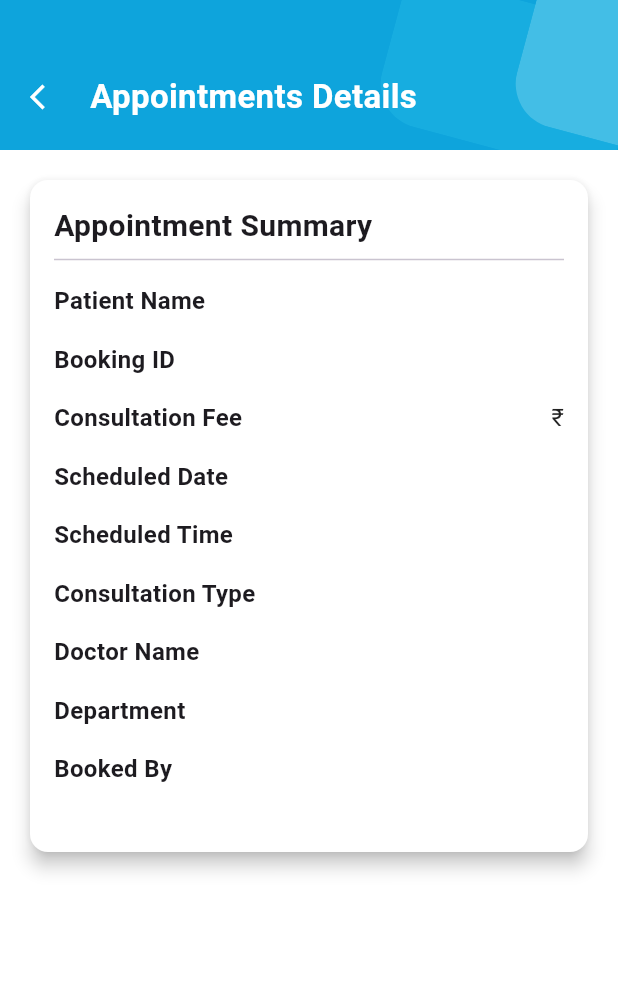
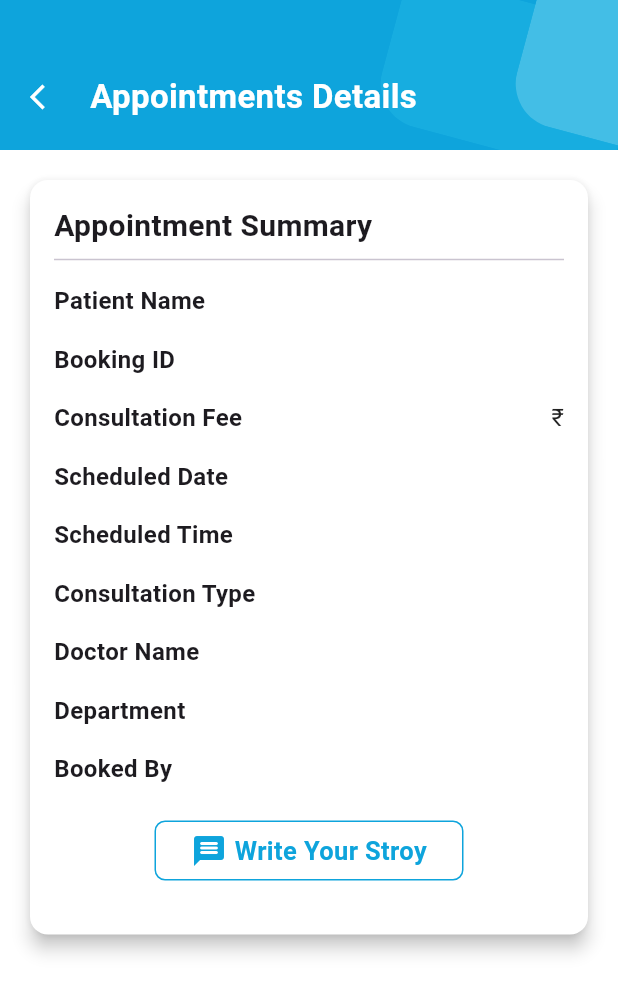
Before and after one commit to majid516/docsphere, a Flutter app: the ConsultationDetailsScreen screen opened directly with empty values, on a phone screen of 412 x 824 dp. Shown: the top 993 px of the screen. Run offline on Flutter 3.47's test engine with Material 3 defaults, Android fonts, the phone set to English and light mode, and no system bars; our stand-ins replace bloc, cloud_firestore, file_picker, firebase_auth, firebase_core, firebase_messaging and 9 more; missing offline and left inert: razorpay_flutter; accounts and stored records are empty.

Commit message:
after completing patient stories

```diff
--- a/lib/features/consultations/view/screens/consultation_details_screen.dart
+++ b/lib/features/consultations/view/screens/consultation_details_screen.dart
@@ -1,16 +1,19 @@
 import 'package:docshpere/core/components/custom_app_bar.dart';
 import 'package:docshpere/core/constants/app_theme/app_theme.dart';
 import 'package:docshpere/core/constants/spaces/space.dart';
+import 'package:docshpere/core/constants/text_styles/common_styles.dart';
 import 'package:docshpere/core/utils/screen_size/screen_size.dart';
 import 'package:docshpere/features/consultations/model/consultation_model.dart';
 import 'package:docshpere/features/consultations/view/widgets/consultation_details_row.dart';
+import 'package:docshpere/features/consultations/view/widgets/patient_stories_box.dart';
 import 'package:flutter/material.dart';
 import 'package:go_router/go_router.dart';
 
 class ConsultationDetailsScreen extends StatelessWidget {
   final ConsultationModel session;
 
-  const ConsultationDetailsScreen({super.key, required this.session});
+  ConsultationDetailsScreen({super.key, required this.session});
+  final TextEditingController storyController = TextEditingController();
 
   @override
   Widget build(BuildContext context) {
@@ -28,8 +31,8 @@
             padding: const EdgeInsets.all(16.0),
             child: Card(
               color: MyColors.whiteColor,
-              shape:
-                  RoundedRectangleBorder(borderRadius: BorderRadius.circular(12)),
+              shape: RoundedRectangleBorder(
+                  borderRadius: BorderRadius.circular(12)),
               elevation: 5,
               child: Padding(
                 padding: const EdgeInsets.all(16.0),
@@ -38,21 +41,20 @@
                   children: [
                     const Text(
                       "Appointment Summary",
-                      style: TextStyle(fontSize: 20, fontWeight: FontWeight.bold),
+                      style:
+                          TextStyle(fontSize: 20, fontWeight: FontWeight.bold),
                     ),
                     const Divider(),
                     ConsultationDetailsRow(
-                        title: "Patient Name",
-                        value:session.patientName),
+                        title: "Patient Name", value: session.patientName),
                     ConsultationDetailsRow(
                         title: "Booking ID", value: session.bookingId),
                     ConsultationDetailsRow(
-                        title: "Consultation Fee",
-                        value: "₹${session.fees}"),
+                        title: "Consultation Fee", value: "₹${session.fees}"),
                     ConsultationDetailsRow(
                         title: "Scheduled Date", value: session.slotDate),
                     ConsultationDetailsRow(
-                        title: "Scheduled Time", value:session.slotTime),
+                        title: "Scheduled Time", value: session.slotTime),
                     ConsultationDetailsRow(
                         title: "Consultation Type", value: session.type),
                     ConsultationDetailsRow(
@@ -61,28 +63,42 @@
                         title: "Department", value: session.doctorCategory),
                     ConsultationDetailsRow(
                         title: "Booked By", value: session.bookedDate),
-                    if (session.type == 'Online')
-                      GestureDetector(
-                        onTap: () {},
-                        child: Padding(
-                          padding: const EdgeInsets.symmetric(vertical: 8.0),
+                    Space.hSpace15,
+                    Row(
+                      mainAxisAlignment: MainAxisAlignment.center,
+                      children: [
+                        InkWell(
+                          onTap: () {
+                            showStoryDialog(
+                                context, storyController, session.uid);
+                          },
+                          child: Container(
+                            width: ScreenSize.width * 0.5,
+                            height: 40,
+                            decoration: BoxDecoration(
+                                color: MyColors.whiteColor,
+                                border:
+                                    Border.all(color: MyColors.primaryColor),
+                                borderRadius: BorderRadius.circular(7)),
                             child: Row(
+                              mainAxisAlignment: MainAxisAlignment.center,
                               children: [
-                              Icon(Icons.video_call, color: Colors.blue.shade700),
-                              const SizedBox(width: 8),
+                                Icon(
+                                  Icons.message_rounded,
+                                  color: MyColors.primaryColor,
+                                ),
+                                Space.wSpace5,
                                 Text(
-                                "Join Video Call",
-                                style: TextStyle(
-                                  color: Colors.blue.shade700,
-                                  fontWeight: FontWeight.bold,
-                                ),
+                                  'Write Your Stroy',
+                                  style: CommonStyles.commonButtonBlueTextStyle,
                                 ),
                               ],
                             ),
                           ),
                         ),
+                      ],
+                    ),
                     Space.hSpace20
-
                   ],
                 ),
               ),
--- a/lib/features/doctor/view/widgets/doctor_text_styles.dart
+++ b/lib/features/doctor/view/widgets/doctor_text_styles.dart
@@ -3,7 +3,8 @@
 import 'package:flutter/material.dart';
 
 class DoctorScreenStyles {
-      static const  TextStyle storiesTitle = TextStyle(fontSize: 20,color: MyColors.blackColor,fontWeight: FontWeight.w700);
+      static const  TextStyle storiesTitle = TextStyle(fontSize: 17,color: MyColors.blackColor,fontWeight: FontWeight.w600);
+      static const  TextStyle storiesStyle = TextStyle(fontSize: 17,color: MyColors.blackColor,fontWeight: FontWeight.w400);
       static const  TextStyle titleStyle = TextStyle(fontSize: 19,color: MyColors.blackColor,fontWeight: FontWeight.w700);
       static const  TextStyle medium = TextStyle(fontSize: 18,color: MyColors.blackColor,fontWeight: FontWeight.w500);
 
--- /dev/null
+++ b/lib/features/patient_stories/view_model/patient_stories/patient_stories_event.dart
@@ -0,0 +1,7 @@
+part of 'patient_stories_bloc.dart';
+
+@freezed
+class PatientStoriesEvent with _$PatientStoriesEvent {
+  const factory PatientStoriesEvent.addPatientStories({required String doctorId,required PatientStoriesModel story}) = _AddPatientStories;
+  const factory PatientStoriesEvent.fetchAllPatientStories({required String doctorId,}) = _FetchAllPatientStories;
+}
--- /dev/null
+++ b/lib/features/patient_stories/view_model/patient_stories/patient_stories_state.dart
@@ -0,0 +1,9 @@
+part of 'patient_stories_bloc.dart';
+
+@freezed
+class PatientStoriesState with _$PatientStoriesState {
+  const factory PatientStoriesState.initiaState() = _InitialState;
+  const factory PatientStoriesState.loadingState() = _LoadingState;
+  const factory PatientStoriesState.storiesLoadedState(List<PatientStoriesModel> stories) = _StoriesLoadedState;
+  const factory PatientStoriesState.errorState() = _ErrorState;
+}
--- a/lib/main.dart
+++ b/lib/main.dart
@@ -16,6 +16,7 @@
 import 'package:docshpere/features/medical_records/view_model/medical_records/medical_records_bloc.dart';
 import 'package:docshpere/features/my_doctors/view_model/bloc/my_doctors_bloc/my_doctor_bloc.dart';
 import 'package:docshpere/features/notifications/services/notification_services.dart';
+import 'package:docshpere/features/patient_stories/view_model/patient_stories/patient_stories_bloc.dart';
 import 'package:docshpere/features/payment/view_model/bloc/payment_bloc.dart';
 import 'package:docshpere/features/search/view_model/bloc/category/category_bloc.dart';
 import 'package:docshpere/features/search/view_model/cubit/cubit/search_category_cubit.dart';
@@ -62,6 +63,7 @@
         BlocProvider(create: (context) => ConsultationBloc()),
         BlocProvider(create: (context) => PaymentBloc()),
         BlocProvider(create: (context) => ChatPartnersBloc()),
+        BlocProvider(create: (context) => PatientStoriesBloc()),
       ],
       child: MaterialApp.router(
         debugShowCheckedModeBanner: false,
```
Also changed, not shown: lib/features/consultations/view/widgets/patient_stories_box.dart (added, +114 -0 lines), lib/features/doctor/view/screens/doctor_details_screen.dart (+17 -4 lines), lib/features/doctor/view/widgets/patient_stories_tile_widget.dart (renamed from lib/features/doctor/view/widgets/reivew_tile_widget.dart, +11 -6 lines), lib/features/patient_stories/model/patient_stories_model.dart (added, +74 -0 lines), lib/features/patient_stories/services/fetch_user_base_details.dart (added, +26 -0 lines), lib/features/patient_stories/services/pateint_stories_services.dart (added, +36 -0 lines), lib/features/patient_stories/view_model/patient_stories/patient_stories_bloc.dart (added, +39 -0 lines), lib/features/patient_stories/view_model/patient_stories/patient_stories_bloc.freezed.dart (added). Lines whose indentation alone changed are shown as unchanged.
